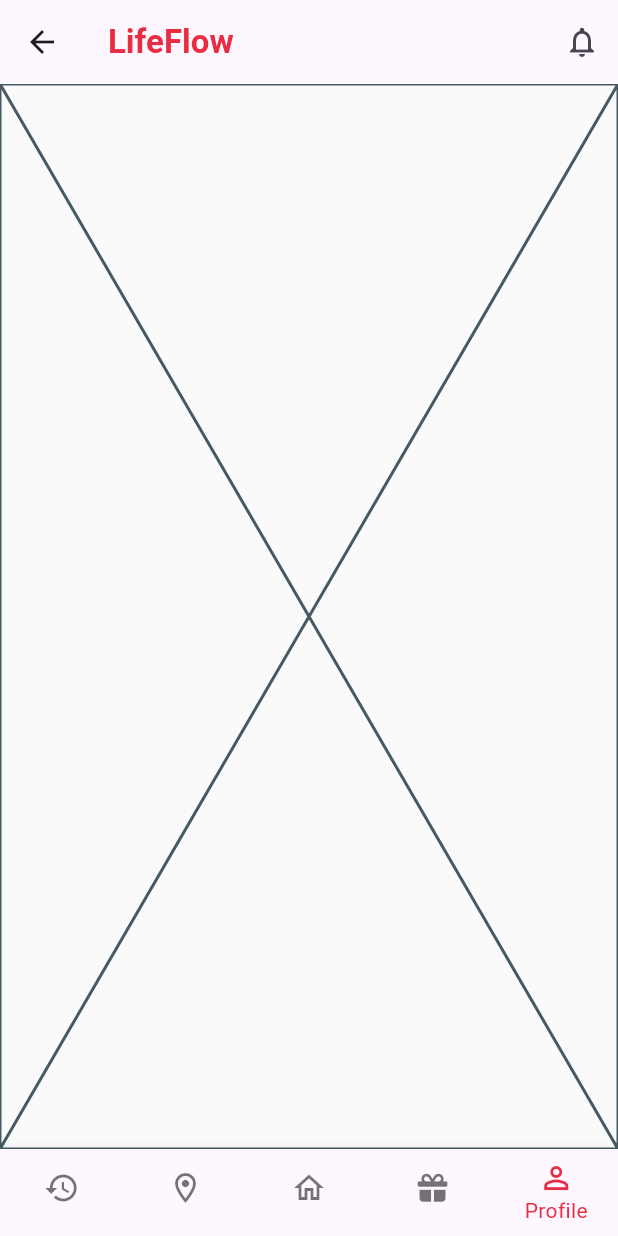
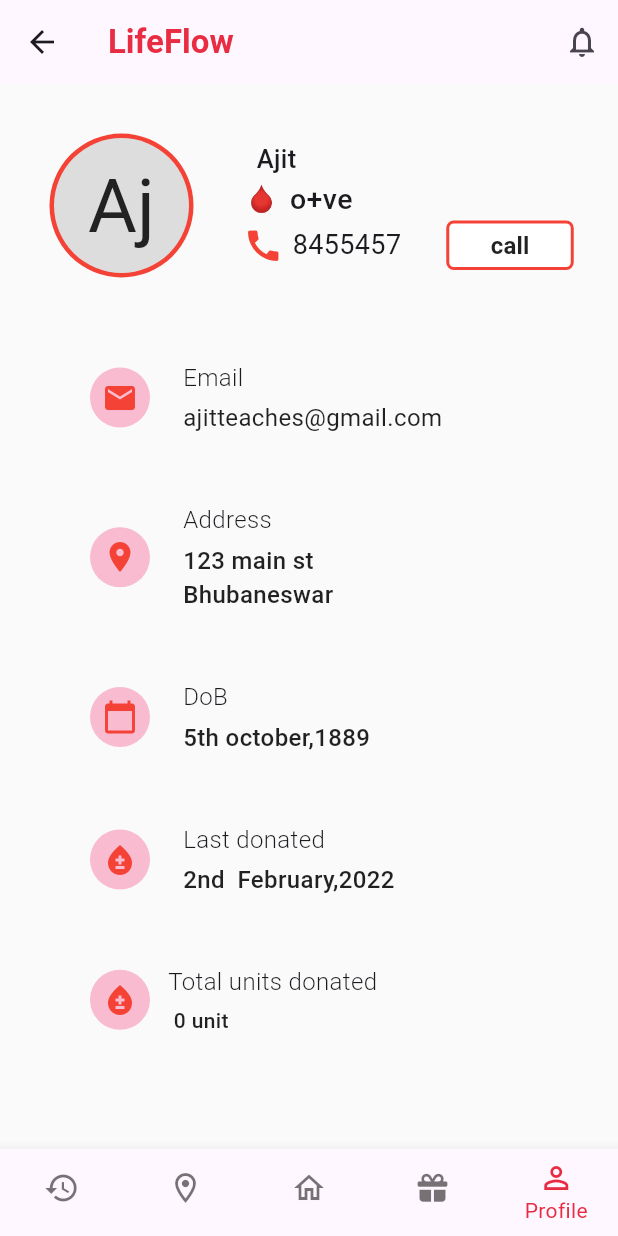
Before and after one commit to a7medragab22/BloodBank, a Flutter app: the NavigationBBar screen opened by its route, item 5 of the bottom bar chosen, on a phone screen of 412 x 824 dp. Run offline on Flutter 3.47's test engine with Material 3 defaults, Android fonts, the phone set to English and light mode, and no system bars; our stand-ins replace flutter_bloc, flutter_screenutil, font_awesome_flutter.

Commit message:
create profiel screen

```diff
--- a/lib/core/ReusableCompounds/widgets/custom_button.dart
+++ b/lib/core/ReusableCompounds/widgets/custom_button.dart
@@ -9,11 +9,13 @@ class CustomButton extends StatelessWidget {
     this.onPressed,
     this.buttonColor = AppColor.kSecondaryColor,
     this.textColor = Colors.white,
+
   });
   final String text;
   final Color buttonColor;
   final Color textColor;
   final VoidCallback? onPressed;
+
 
   @override
   Widget build(BuildContext context) {
--- /dev/null
+++ b/lib/core/custom_Buttoms.dart
@@ -0,0 +1,56 @@
+import 'package:flutter/material.dart';
+
+class CustomButtons extends StatelessWidget {
+  final String text;
+  final VoidCallback onPressed;
+  final Color? backgroundColor;
+  final Color? textColor;
+  final double? width;
+  final double? height;
+  final double borderRadius;
+  final Color? borderColor;   // ✅ نوعها Color
+  final double borderWidth;
+
+  const CustomButtons({
+    super.key,
+    required this.text,
+    required this.onPressed,
+    this.backgroundColor,
+    this.textColor,
+    this.width,
+    this.height,
+    this.borderRadius = 5,
+    this.borderColor,
+    this.borderWidth = 2,
+  });
+
+  @override
+  Widget build(BuildContext context) {
+    return SizedBox(
+      width: width ?? double.infinity,
+      height: height ?? 50,
+      child: ElevatedButton(
+        style: ElevatedButton.styleFrom(
+          backgroundColor: backgroundColor ?? Colors.green,
+          elevation: 0,
+          shape: RoundedRectangleBorder(
+            borderRadius: BorderRadius.circular(borderRadius),
+            side: BorderSide(                     // ✅ هنا البوردر الصح
+              color: borderColor ?? Colors.transparent,
+              width: borderWidth,
+            ),
+          ),
+        ),
+        onPressed: onPressed,
+        child: Text(
+          text,
+          style: TextStyle(
+            color: textColor ?? Colors.white,
+            fontSize: 16,
+            fontWeight: FontWeight.bold,
+          ),
+        ),
+      ),
+    );
+  }
+}
--- a/lib/features/Profile/presentation/Views/profile_view.dart
+++ b/lib/features/Profile/presentation/Views/profile_view.dart
@@ -1,9 +1,10 @@
+import 'package:blodbank/features/Profile/widget/profile_views_body.dart';
 import 'package:flutter/material.dart';
 
 class ProfileView extends StatelessWidget {
   const ProfileView({super.key});
   @override
   Widget build(BuildContext context) {
-    return const Placeholder();
+    return ProfileViewsBody();
   }
 }
--- /dev/null
+++ b/lib/features/Profile/widget/custom_Appbar.dart
@@ -0,0 +1,29 @@
+
+import 'package:blodbank/core/custom_Buttoms.dart';
+import 'package:flutter/material.dart';
+
+class CustomAppbar extends StatelessWidget {
+  const CustomAppbar({super.key});
+
+  @override
+  Widget build(BuildContext context) {
+    return AppBar(
+      title: Row(
+        children: [
+          Text('Profile settings', style: TextStyle(fontSize: 17)),
+          Spacer(flex: 1),
+          CustomButtons(
+            text: 'Etid',
+            textColor: Colors.red,
+            width: 93,
+            height: 33,
+            backgroundColor: Color(0xfffff8f8),
+            borderColor: Colors.red,
+
+            onPressed: () {},
+          ),
+        ],
+      ),
+    );
+  }
+}
--- /dev/null
+++ b/lib/features/Profile/widget/profile_info.dart
@@ -0,0 +1,79 @@
+import 'package:blodbank/core/custom_Buttoms.dart';
+import 'package:flutter/material.dart';
+
+class ProfileInfo extends StatelessWidget {
+  const ProfileInfo({super.key});
+
+  @override
+  Widget build(BuildContext context) {
+    return Row(
+      crossAxisAlignment: CrossAxisAlignment.center,
+      children: [
+        Padding(
+          padding: const EdgeInsets.all(33),
+          child: Container(
+            padding: const EdgeInsets.all(3),
+            decoration: const BoxDecoration(
+              shape: BoxShape.circle,
+              color: Colors.red,
+            ),
+            child: const CircleAvatar(
+              radius: 45,
+              backgroundColor: Color(0xffdddddd),
+              child: Text(
+                'Aj',
+                style: TextStyle(
+                  fontSize: 50,
+                  color: Color(0xff222222),
+                  fontWeight: FontWeight.w400,
+                ),
+              ),
+            ),
+          ),
+        ),
+
+        const SizedBox(width: 0),
+
+        Column(
+          crossAxisAlignment: CrossAxisAlignment.start,
+          mainAxisAlignment: MainAxisAlignment.center,
+          children: [
+            const Text(
+              '  Ajit',
+              style: TextStyle(fontSize: 17, fontWeight: FontWeight.w500),
+            ),
+            Row(
+              children: const [
+                Text('🩸', style: TextStyle(fontSize: 20)),
+                SizedBox(width: 6),
+                Text(
+                  'o+ve',
+                  style: TextStyle(fontSize: 19, fontWeight: FontWeight.w500),
+                ),
+              ],
+            ),
+            Row(
+              children: [
+                const Icon(Icons.call, color: Colors.red, size: 27),
+                const SizedBox(width: 6),
+                const Text('8455457', style: TextStyle(fontSize: 18)),
+                SizedBox(width: 30),
+                CustomButtons(
+                  text: 'call',
+                  textColor: Colors.black87,
+                  onPressed: () {},
+                  width: 85,
+                  height: 33,
+                  backgroundColor: Color(0xffffffff),
+                  borderColor: Colors.red,
+                ),
+              ],
+            ),
+          ],
+
+        ),
+
+      ],
+    );
+  }
+}
--- /dev/null
+++ b/lib/features/Profile/widget/profile_views_body.dart
@@ -0,0 +1,184 @@
+import 'package:blodbank/features/Profile/widget/profile_info.dart';
+import 'package:flutter/material.dart';
+
+class ProfileViewsBody extends StatelessWidget {
+  const ProfileViewsBody({super.key});
+
+  @override
+  Widget build(BuildContext context) {
+    return Column(
+      children: [
+        ProfileInfo(),
+        SizedBox(height: 22),
+        Row(
+          children: [
+            SizedBox(width: 60),
+            Container(
+              padding: EdgeInsets.all(8),
+              decoration: BoxDecoration(
+                color: Colors.pink.shade100,
+                shape: BoxShape.circle,
+              ),
+              child: Icon(Icons.email, color: Colors.red),
+            ),
+            SizedBox(width: 22),
+            Column(
+              crossAxisAlignment: CrossAxisAlignment.start,
+              children: [
+                Text(
+                  'Email',
+                  style: TextStyle(fontSize: 16, fontWeight: FontWeight.w300),
+                ),
+                SizedBox(height: 4),
+                Text(
+                  'ajitteaches@gmail.com',
+                  style: TextStyle(fontSize: 16, color: Colors.black87),
+                ),
+              ],
+            ),
+          ],
+        ),
+        SizedBox(height: 45),
+        Row(
+          children: [
+            SizedBox(width: 60),
+            Container(
+              padding: EdgeInsets.all(8),
+              decoration: BoxDecoration(
+                color: Colors.pink.shade100,
+                shape: BoxShape.circle,
+              ),
+              child: Icon(Icons.location_on, color: Colors.red),
+            ),
+            SizedBox(width: 22),
+            Column(
+              crossAxisAlignment: CrossAxisAlignment.start,
+              children: [
+                Text(
+                  'Address',
+                  style: TextStyle(fontSize: 16, fontWeight: FontWeight.w300),
+                ),
+                SizedBox(height: 4),
+                Text(
+                  '123 main st',
+                  style: TextStyle(
+                    fontSize: 16,
+                    color: Colors.black87,
+                    fontWeight: FontWeight.w500,
+                  ),
+                ),
+                Text(
+                  'Bhubaneswar',
+                  style: TextStyle(
+                    fontSize: 16,
+                    color: Colors.black87,
+                    fontWeight: FontWeight.w500,
+                  ),
+                ),
+              ],
+            ),
+          ],
+        ),
+        SizedBox(height: 45),
+        Row(
+          children: [
+            SizedBox(width: 60),
+            Container(
+              padding: EdgeInsets.all(8),
+              decoration: BoxDecoration(
+                color: Colors.pink.shade100,
+                shape: BoxShape.circle,
+              ),
+              child: Icon(Icons.calendar_today, color: Colors.red),
+            ),
+            SizedBox(width: 22),
+            Column(
+              crossAxisAlignment: CrossAxisAlignment.start,
+              children: [
+                Text(
+                  'DoB ',
+                  style: TextStyle(fontSize: 16, fontWeight: FontWeight.w300),
+                ),
+                SizedBox(height: 4),
+                Text(
+                  '5th october,1889',
+                  style: TextStyle(
+                    fontSize: 16,
+                    color: Colors.black87,
+                    fontWeight: FontWeight.w500,
+                  ),
+                ),
+              ],
+            ),
+          ],
+        ),
+        SizedBox(height: 45),
+        Row(
+          children: [
+            SizedBox(width: 60),
+            Container(
+              padding: EdgeInsets.all(8),
+              decoration: BoxDecoration(
+                color: Colors.pink.shade100,
+                shape: BoxShape.circle,
+              ),
+              child: Icon(Icons.bloodtype, color: Colors.red),
+            ),
+            SizedBox(width: 22),
+            Column(
+              crossAxisAlignment: CrossAxisAlignment.start,
+              children: [
+                Text(
+                  'Last donated',
+                  style: TextStyle(fontSize: 16, fontWeight: FontWeight.w300),
+                ),
+                SizedBox(height: 4),
+                Text(
+                  '2nd  February,2022',
+                  style: TextStyle(
+                    fontSize: 16,
+                    color: Colors.black87,
+                    fontWeight: FontWeight.w500,
+                  ),
+                ),
+              ],
+            ),
+          ],
+        ),
+        SizedBox(height: 45),
+        Row(
+          children: [
+            SizedBox(width: 60),
+            Container(
+              padding: EdgeInsets.all(8),
+              decoration: BoxDecoration(
+                color: Colors.pink.shade100,
+                shape: BoxShape.circle,
+              ),
+              child: Icon(Icons.bloodtype, color: Colors.red),
+            ),
+            SizedBox(width: 12),
+            Column(
+              crossAxisAlignment: CrossAxisAlignment.start,
+              children: [
+                Text(
+                  'Total units donated',
+                  style: TextStyle(fontSize: 16, fontWeight: FontWeight.w300),
+                ),
+                SizedBox(height: 4),
+                Text(
+                  ' 0 unit',
+                  style: TextStyle(
+                    fontSize: 14,
+                    color: Colors.black87,
+                    fontWeight: FontWeight.w500,
+                  ),
+                ),
+              ],
+            ),
+          ],
+        ),
+      ],
+    );
+  }
+}
```
Also changed, not shown: Assets/images/forget_passsword.png (deleted), pubspec.lock.
